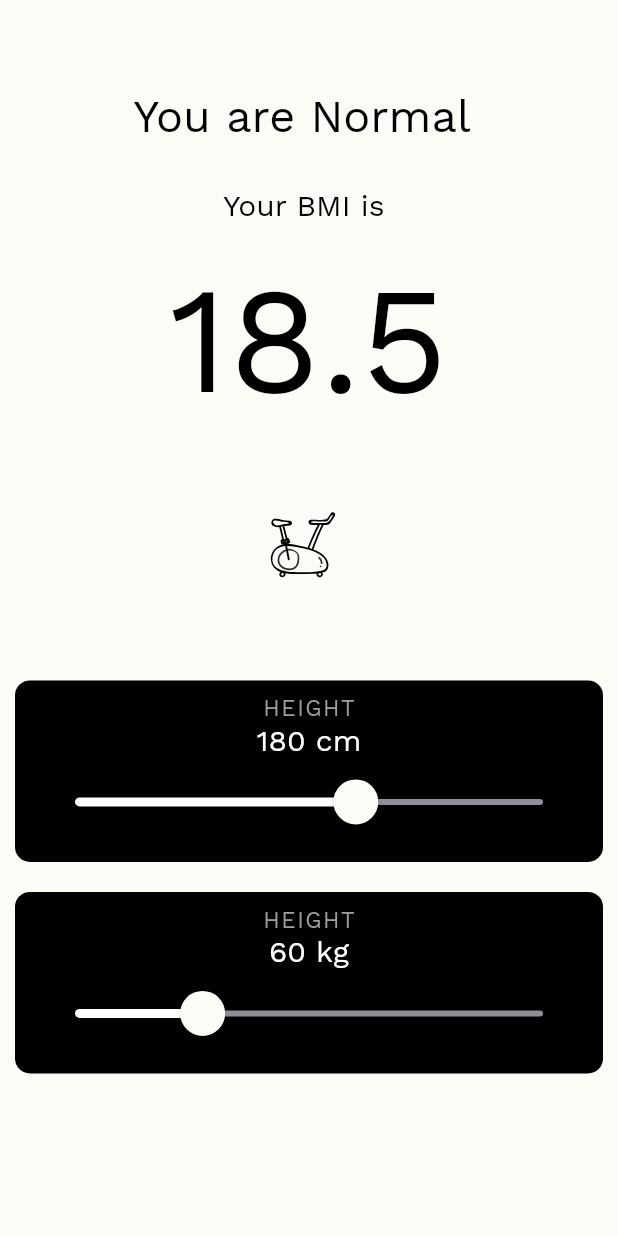
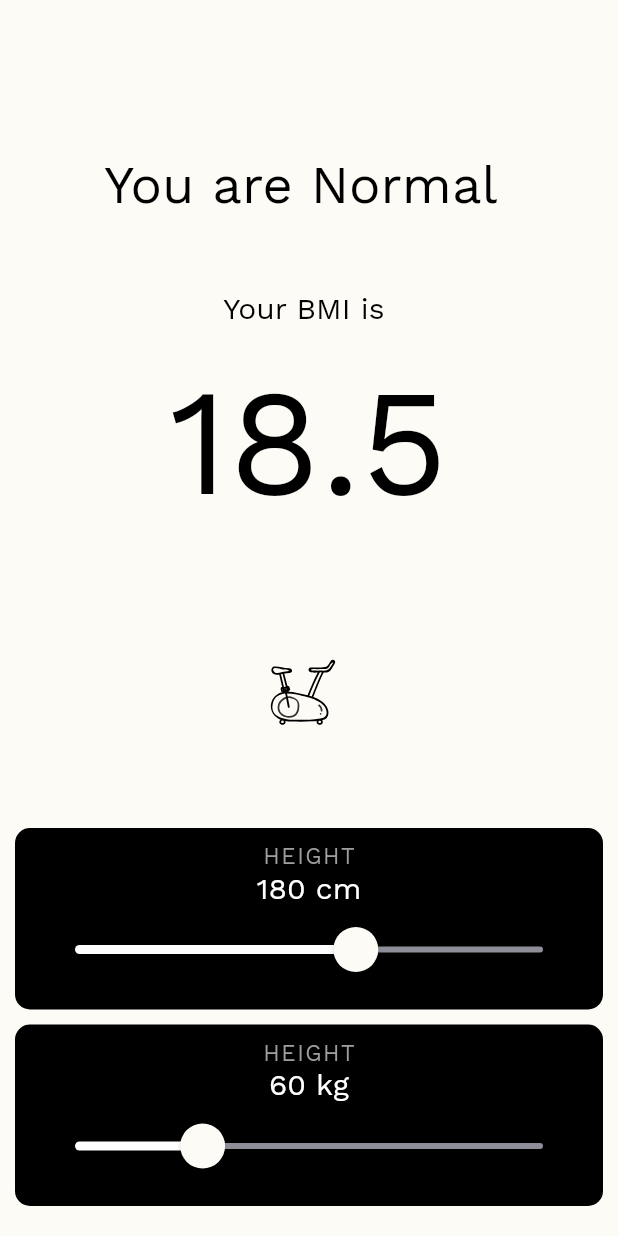
Before and after one commit to shreyansh090/_bmi_app, a Flutter app: the screen it shows after launch, on a phone screen of 412 x 824 dp. Run offline on Flutter 3.47's test engine with Material 2 defaults, Android fonts, the phone set to English and light mode, and no system bars; our stand-ins replace lottie, splashscreen.

Commit message:
Update main.dart

```diff
--- a/lib/main.dart
+++ b/lib/main.dart
@@ -52,15 +52,15 @@ class _homescreenState extends State<homescreen> {
   Widget build(BuildContext context) {
     return Scaffold(
       body: Column(
-        mainAxisAlignment: MainAxisAlignment.start,
+        mainAxisAlignment: MainAxisAlignment.end,
         children: <Widget>[
           Container(
               padding: EdgeInsets.all(10),
-              margin: EdgeInsets.only(left: 10,right: 10,bottom: 10,top:50),
+              margin: EdgeInsets.only(left: 0,right: 0,bottom: 30,top:0),
               child: Text('You are $cat ',
                 style: TextStyle(
                   color: Colors.black,
-                  fontSize: 30,
+                  fontSize: 35,
                   fontFamily: 'heading',
                 ),
               )
@@ -92,7 +92,7 @@ class _homescreenState extends State<homescreen> {
           ),
           Container(
             padding: EdgeInsets.all(10),
-            margin: EdgeInsets.only(left: 10,right: 10,bottom: 15,top:0),
+            margin: EdgeInsets.only(left: 10,right: 10,bottom: 15,top:30),
             child:Lottie.asset(
               'assets/5683-health-cycling.json',
               height: MediaQuery.of(context).size.width*0.3,
@@ -154,7 +154,7 @@ class _homescreenState extends State<homescreen> {
             ),
           Container(
             padding: EdgeInsets.all(10),
-            margin: EdgeInsets.only(left: 10,right: 10,bottom:50,top:10),
+            margin: EdgeInsets.only(left: 10,right: 10,bottom:20,top:0),
             decoration: BoxDecoration(
               color: Colors.black,
               borderRadius: BorderRadius.circular(10.0),
```
